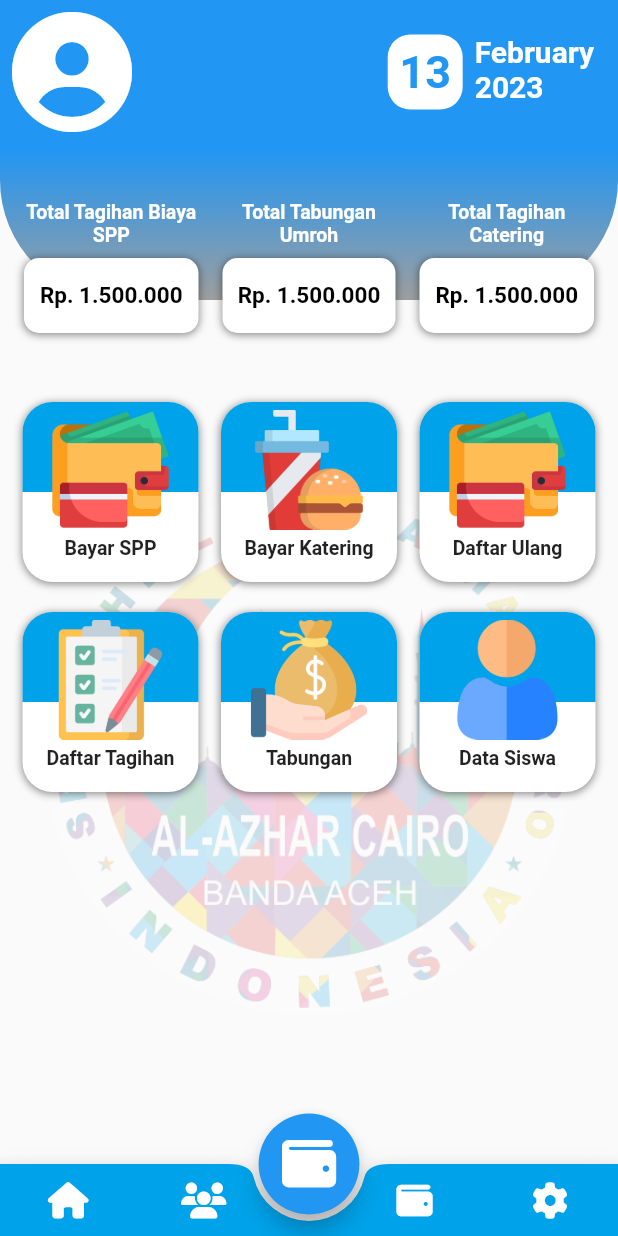
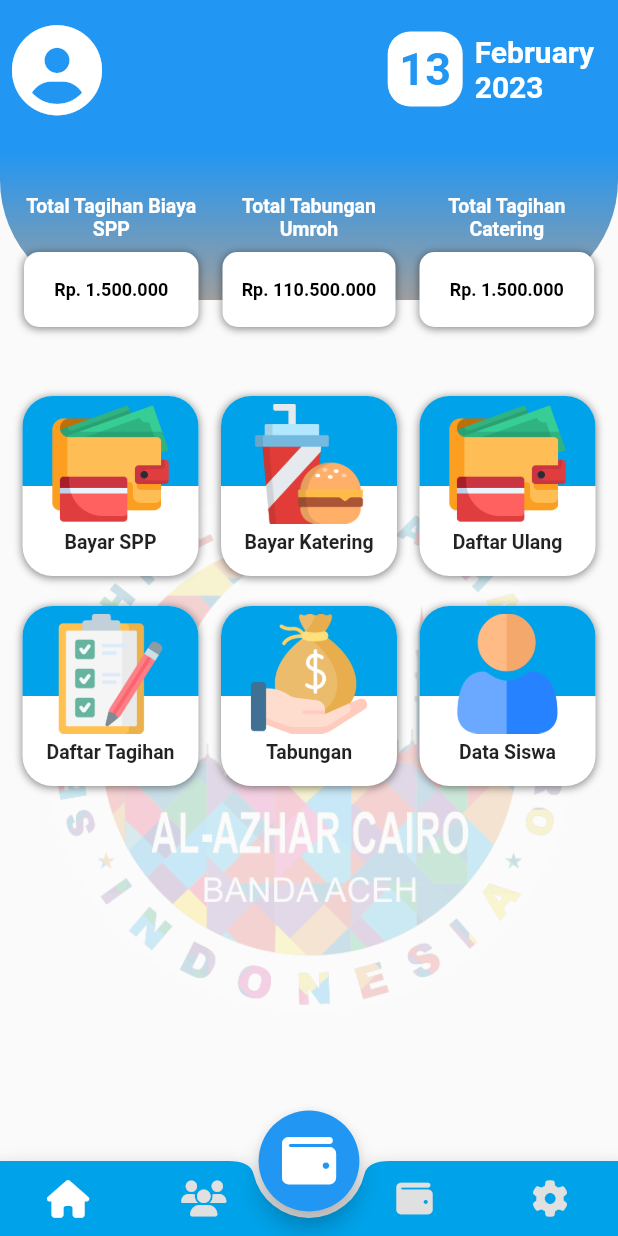
Before and after one commit to ruli036/modulLogin, a Flutter app: the Home screen opened by its route, on a phone screen of 412 x 824 dp. Run offline on Flutter 3.47's test engine with Material 2 defaults, Android fonts, the light colour scheme and no system bars; our stand-ins replace email_validator, font_awesome_flutter, get, get_storage; accounts and stored records are empty.

Commit message:
update modul login

```diff
--- a/lib/controllers/homeController.dart
+++ b/lib/controllers/homeController.dart
@@ -18,16 +18,16 @@ class HomeController extends GetxController{
   static const TextStyle optionStyle =
   TextStyle(fontSize: 30, fontWeight: FontWeight.bold);
   List<Widget> widgetOptions = <Widget> [
-    HomePageView(),
-    Text(
+    const HomePageView(),
+    const Text(
       'Index 1: Siswa',
       style: optionStyle,
     ),
-    Text(
+    const Text(
       'Index 2: Tabungan',
       style: optionStyle,
     ),
-    Text(
+    const Text(
       'Index 3: Settings',
       style: optionStyle,
     ),
--- a/lib/controllers/verifikasiOtpController.dart
+++ b/lib/controllers/verifikasiOtpController.dart
@@ -91,6 +91,7 @@ class VerifikasiOtpController extends GetxController{
     //   );
     // }
   }
+
   validasi(){
     if(otp.value.length == 5){
       if(resetPassword == true){
--- a/lib/service/helpers.dart
+++ b/lib/service/helpers.dart
@@ -1,3 +1,4 @@
+import 'dart:async';
 import 'dart:convert';
 import 'dart:io';
 import 'package:al_azhar_app/server/api_server.dart';
@@ -9,7 +10,6 @@ import 'package:flutter/material.dart';
 import 'package:get/get.dart';
 import 'package:get_storage/get_storage.dart';
 import 'package:url_launcher/url_launcher.dart';
-
 class Helpers{
 
 }
@@ -135,8 +135,12 @@ Future requestOTPResetPassword(email)async{
 Future cekKoneksi(Function action)async{
   try {
     final result = await InternetAddress.lookup('example.com');
+    print('result------------------');
+    print(result);
     if (result.isNotEmpty && result[0].rawAddress.isNotEmpty) {
       action();
+      print('--------------------INTERNET ------------------');
+      print('OK');
     }
   } on SocketException catch (_) {
     Get.defaultDialog(
--- a/lib/views/home.dart
+++ b/lib/views/home.dart
@@ -23,16 +23,40 @@ class Home extends StatelessWidget {
       ),
       floatingActionButtonLocation: FloatingActionButtonLocation.miniCenterDocked,
       floatingActionButtonAnimator: FloatingActionButtonAnimator.scaling,
-      bottomNavigationBar: BottomAppBar(
+      bottomNavigationBar: Obx(()=>
+         BottomAppBar(
           shape: CircularNotchedRectangle(),
           notchMargin: 10,
             color: AppColors.buttonColor,
+          child: Container(
+            height: 50,
             child: Row(
               mainAxisSize: MainAxisSize.max,
               mainAxisAlignment: MainAxisAlignment.spaceAround,
               children: [
+                // ElevatedButton.icon(
+                //   icon: FaIcon(FontAwesomeIcons.house,color: Colors.white,),
+                //   onPressed: () {
+                //     homeC.onItemTapped(0);
+                //   },
+                //   label: Text("Home"),
+                // ),
+                // InkWell(
+                //   onTap: () {
+                //     homeC.onItemTapped(0);
+                //   },
+                //   child: Column(
+                //     children: [
+                //       Padding(
+                //         padding: EdgeInsets.only(top: 5),
+                //         child: FaIcon(FontAwesomeIcons.house,color: Colors.white,),
+                //       ),
+                //       homeC.selectedIndex != 0? Container() :Text("Home",style: TextStyle(fontSize: 12,fontWeight: FontWeight.bold,color: Colors.white),maxLines: 1,overflow: TextOverflow.ellipsis,),
+                //     ],
+                //   ),
+                // ),
                 IconButton(
-              icon: FaIcon(FontAwesomeIcons.house,color: Colors.white,),
+                  icon: FaIcon(FontAwesomeIcons.house,color: homeC.selectedIndex == 0?Colors.white:Colors.grey.shade300,size: homeC.selectedIndex == 0?25:null,),
                   tooltip: "Home",
                   onPressed: () {
                     homeC.onItemTapped(0);
@@ -41,20 +65,20 @@ class Home extends StatelessWidget {
                 Padding(
                   padding: const EdgeInsets.only(right: 50),
                   child: IconButton(
-                icon: FaIcon(FontAwesomeIcons.users,color: Colors.white,),
+                    icon: FaIcon(FontAwesomeIcons.users,color: homeC.selectedIndex == 1?Colors.white:Colors.grey.shade300,size: homeC.selectedIndex == 1?25:null,),
                     tooltip: "Users",
                     onPressed: () {
                       homeC.onItemTapped(1);
                     },
                   ),
                 ), IconButton(
-              icon: FaIcon(FontAwesomeIcons.wallet,color: Colors.white,),
+                  icon: FaIcon(FontAwesomeIcons.wallet,color: homeC.selectedIndex == 2?Colors.white:Colors.grey.shade300,size: homeC.selectedIndex == 2?25:null,),
                   tooltip: "Tabungan",
                   onPressed: () {
                     homeC.onItemTapped(2);
                   },
                 ), IconButton(
-              icon: FaIcon(FontAwesomeIcons.gear,color: Colors.white,),
+                  icon: FaIcon(FontAwesomeIcons.gear,color: homeC.selectedIndex == 3?Colors.white:Colors.grey.shade300,size: homeC.selectedIndex == 3?25:null,),
                   tooltip: "Setting",
                   onPressed: () {
                     // homeC.onItemTapped(3);
@@ -62,7 +86,9 @@ class Home extends StatelessWidget {
                   },
                 ),
               ],
+            ),
           )
+        ),
       ),
 
     );
--- a/lib/views/homePages/itemHomeTagihanPage.dart
+++ b/lib/views/homePages/itemHomeTagihanPage.dart
@@ -45,7 +45,7 @@ class ItemHomePageTagihan extends StatelessWidget {
                   ),
                   child:const Padding(
                     padding:  EdgeInsets.all(8.0),
-                    child: Center(child: Text('Rp. 1.500.000', style: TextStyle(fontSize: 15,fontWeight: FontWeight.bold,color: Colors.black),maxLines: 2,)),
+                      child: Center(child: Text('Rp. 1.500.000', style: TextStyle(fontSize: 12,fontWeight: FontWeight.bold,color: Colors.black),maxLines: 1,overflow: TextOverflow.ellipsis,)),
                   ),
                 ),
               )
@@ -80,7 +80,7 @@ class ItemHomePageTagihan extends StatelessWidget {
                   ),
                   child:const Padding(
                     padding:  EdgeInsets.all(8.0),
-                    child: Center(child: Text('Rp. 1.500.000', style: TextStyle(fontSize: 15,fontWeight: FontWeight.bold,color: Colors.black),maxLines: 2,)),
+                    child: Center(child: Text('Rp. 110.500.000', style: TextStyle(fontSize: 12,fontWeight: FontWeight.bold,color: Colors.black),maxLines: 1,overflow: TextOverflow.ellipsis,)),
                   ),
                 ),
               )
@@ -115,7 +115,7 @@ class ItemHomePageTagihan extends StatelessWidget {
                   ),
                   child:const Padding(
                     padding:  EdgeInsets.all(8.0),
-                    child: Center(child: Text('Rp. 1.500.000', style: TextStyle(fontSize: 15,fontWeight: FontWeight.bold,color: Colors.black),maxLines: 2,)),
+                    child: Center(child: Text('Rp. 1.500.000', style: TextStyle(fontSize: 12,fontWeight: FontWeight.bold,color: Colors.black),maxLines: 1,overflow: TextOverflow.ellipsis,)),
                   ),
                 ),
               )
--- a/lib/views/homePages/itemHomeTopPage.dart
+++ b/lib/views/homePages/itemHomeTopPage.dart
@@ -15,7 +15,7 @@ class ItemHomePageTop extends StatelessWidget {
       padding: const EdgeInsets.all(8.0),
       child: Row(
         children: [
-          const FaIcon(FontAwesomeIcons.solidCircleUser,size: 80,color: Colors.white,),
+          const FaIcon(FontAwesomeIcons.solidCircleUser,size: 60,color: Colors.white,),
           Expanded(
             child:  Padding(
               padding:const EdgeInsets.all(8.0),
@@ -35,9 +35,10 @@ class ItemHomePageTop extends StatelessWidget {
           Padding(
             padding: const EdgeInsets.all(8.0),
             child: Container(
-              height: 50,
+              height: 60,
               child: Column(
                 crossAxisAlignment: CrossAxisAlignment.start,
+                mainAxisAlignment: MainAxisAlignment.center,
                 children: [
                   Text('${homePageC.month}', style: TextStyle(fontSize: 20,fontWeight: FontWeight.bold,color: Colors.white),),
                   Text('${homePageC.year}', style: TextStyle(fontSize: 20,fontWeight: FontWeight.bold,color: Colors.white),),
--- a/lib/views/loginPages/verifikasiOtpPageView.dart
+++ b/lib/views/loginPages/verifikasiOtpPageView.dart
@@ -105,7 +105,7 @@ class VerifikasiOTPPageView extends StatelessWidget {
                                                 otpC.requestOptAgain();
                                               }
                                             },
-                                            child: Text('Kirim Kode ${otpC.time.value}', style: TextStyle( fontSize:12,color: Colors.white,fontFamily: objectApp.fontApp),)
+                                            child: Text('Kirim Kode ${otpC.time.value}', style: TextStyle( fontSize:10,color: Colors.white,fontFamily: objectApp.fontApp),)
                                         ),
                                       ),
                                     ),
```
Also changed, not shown: pubspec.lock, 9 other files. Lines whose indentation alone changed are shown as unchanged.
